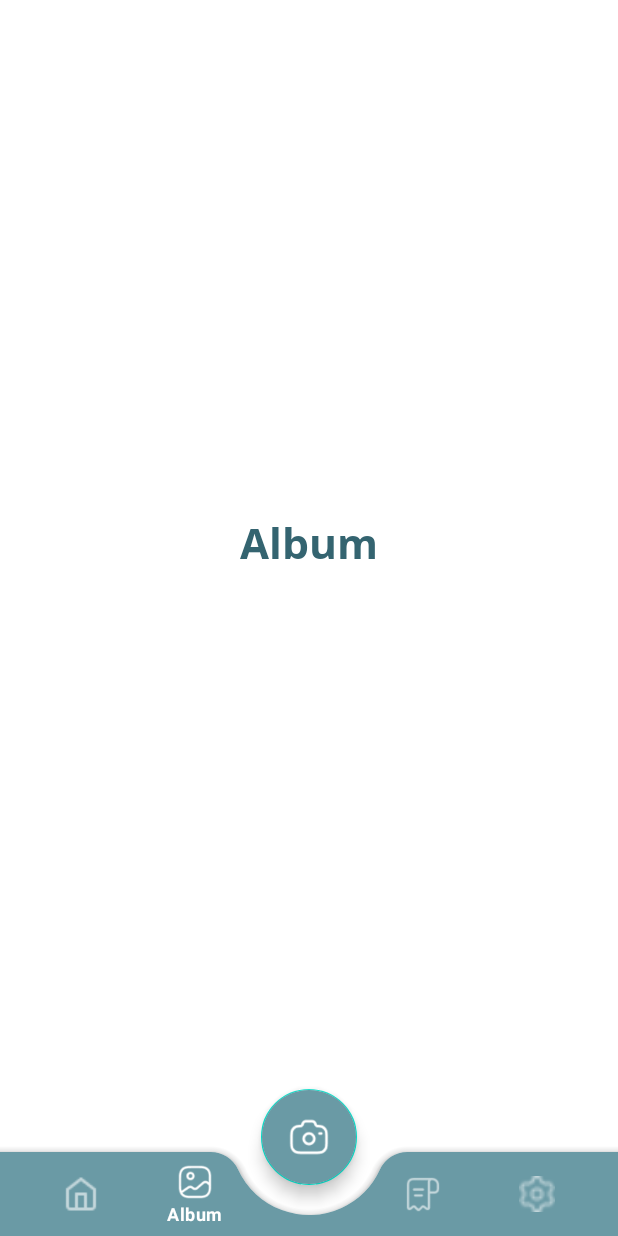
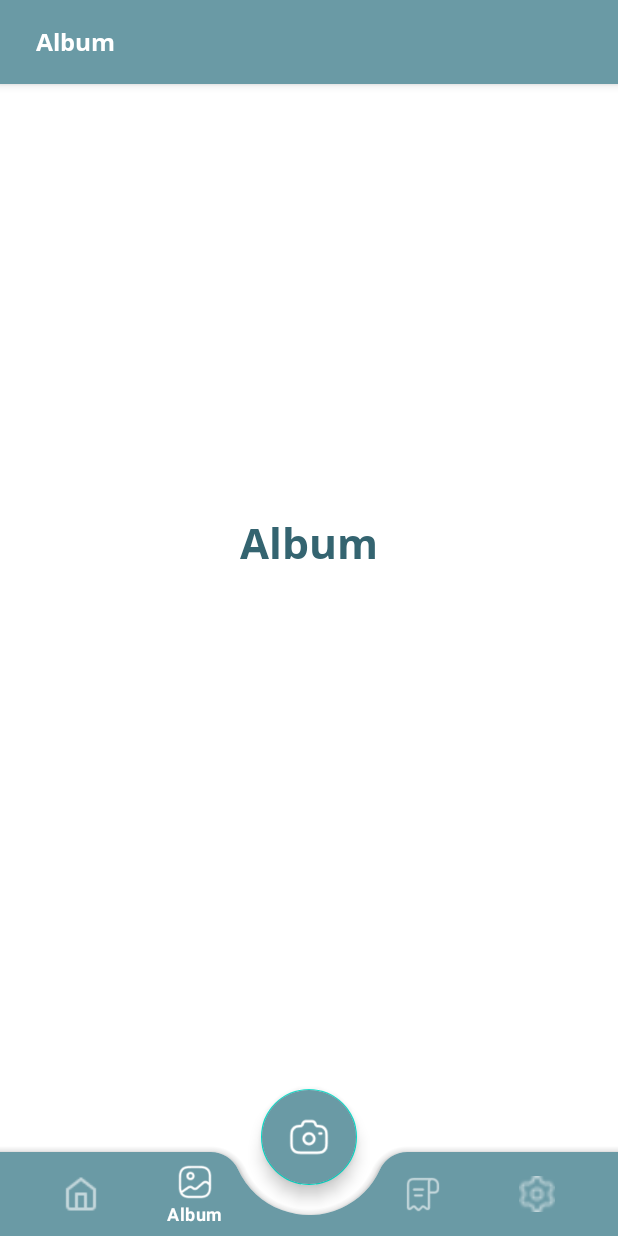
Before and after one commit to Estetikin/Estetikin-Mobile, an Android app: the AlbumFragment screen opened through its navigation route, on a phone screen of 412 x 824 dp. Run offline under Robolectric (Android 15) with nearby library versions, the light colour scheme and no system bars; our stand-ins replace navigation-ui.

Commit message:
Adding Toolbar to every pages

```diff
--- a/app/src/main/res/layout/fragment_album.xml
+++ b/app/src/main/res/layout/fragment_album.xml
@@ -5,6 +5,28 @@
     android:layout_width="match_parent"
     android:layout_height="match_parent"
     tools:context=".ui.album.AlbumFragment">
+
+    <androidx.appcompat.widget.Toolbar
+        android:id="@+id/toolbar"
+        android:layout_width="match_parent"
+        android:layout_height="?attr/actionBarSize"
+        android:background="@color/colorPrimary"
+        android:elevation="4dp"
+        app:layout_constraintEnd_toEndOf="parent"
+        app:layout_constraintStart_toStartOf="parent"
+        app:layout_constraintTop_toTopOf="parent">
+
+        <TextView
+            style="@style/Text.Title"
+            android:layout_width="wrap_content"
+            android:layout_height="wrap_content"
+            android:layout_marginStart="@dimen/spacing_24"
+            android:fontFamily="@font/opensans_bold"
+            android:textColor="@color/white"
+            android:textSize="@dimen/text_size_16"
+            android:text="@string/title_album"/>
+
+    </androidx.appcompat.widget.Toolbar>
 
     <TextView
         android:layout_width="wrap_content"
```
Also changed, not shown: app/src/main/res/layout/fragment_modul.xml (+22 -0 lines), app/src/main/res/layout/fragment_setting.xml (+22 -0 lines).
